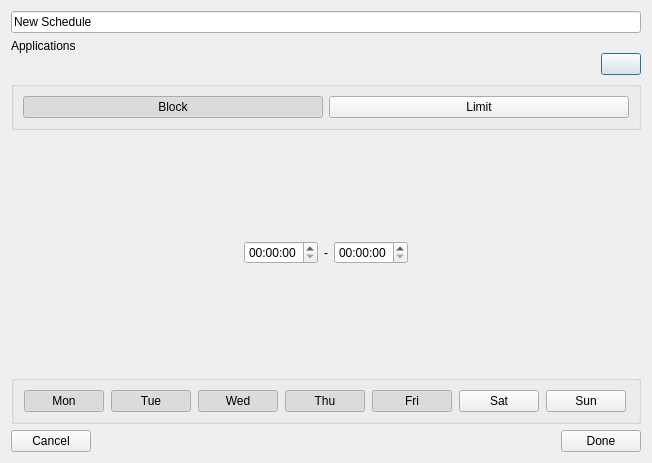
Qt form src/gui/widgets/schedule/scheduledialog.ui (bergamontt/sunflower) before a commit.
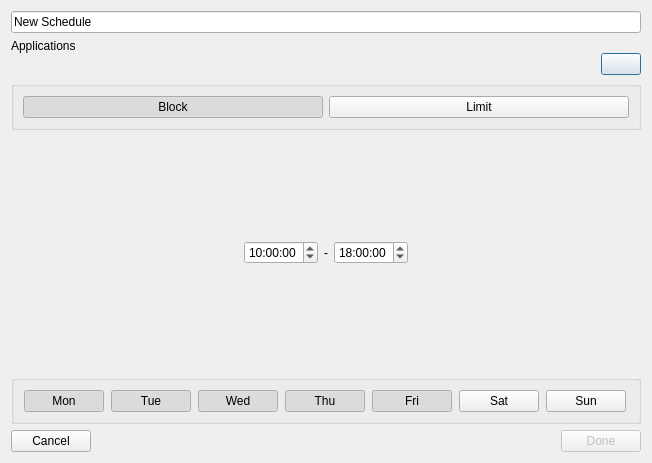
The same form after that commit. The open tabs and pages were chosen to show the change. Icons and pictures are not drawn. Custom widgets are drawn as their Qt base class.

The edit to the form file:
```diff
--- a/src/gui/widgets/schedule/scheduledialog.ui
+++ b/src/gui/widgets/schedule/scheduledialog.ui
@@ -153,6 +153,13 @@
        </item>
        <item>
         <widget class="QTimeEdit" name="fromTime">
+         <property name="time">
+          <time>
+           <hour>10</hour>
+           <minute>0</minute>
+           <second>0</second>
+          </time>
+         </property>
          <property name="timeClass" stdset="0">
           <string>default</string>
          </property>
@@ -170,6 +177,13 @@
        </item>
        <item>
         <widget class="QTimeEdit" name="toTime">
+         <property name="time">
+          <time>
+           <hour>18</hour>
+           <minute>0</minute>
+           <second>0</second>
+          </time>
+         </property>
          <property name="timeClass" stdset="0">
           <string>default</string>
          </property>
@@ -426,6 +440,9 @@
      </item>
      <item>
       <widget class="QPushButton" name="doneButton">
+       <property name="enabled">
+        <bool>false</bool>
+       </property>
        <property name="text">
         <string>Done</string>
        </property>
```
Left out of the diff: 16 changed lines with no effect on the pictures.
